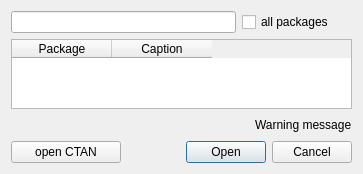
Before: the Qt Designer form src/texdocdialog.ui in texstudio-org/texstudio, drawn with Qt 5.
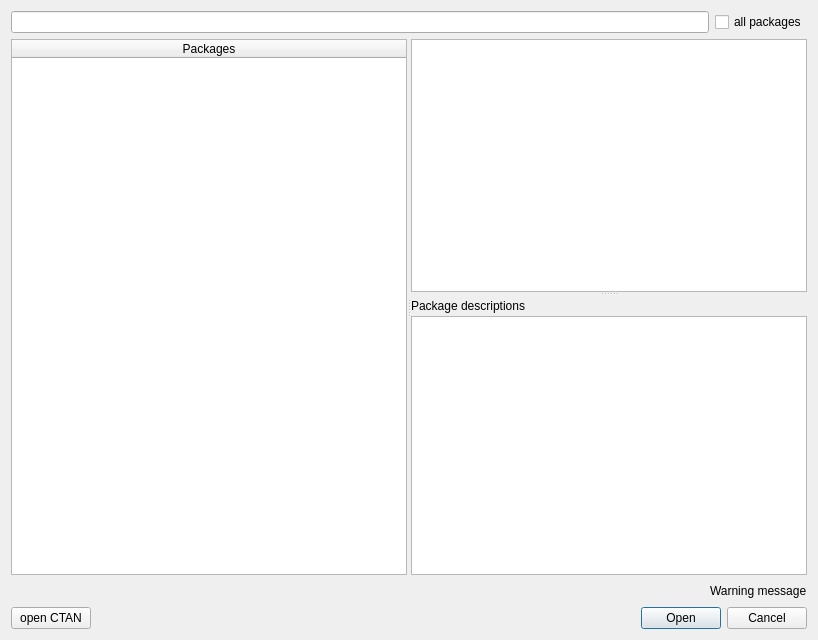
After: the same form once the commit is applied. Icons and pictures are not drawn.

Commit message:
Package Help dialog updated (#3478)
* Add files via upload

* Add files via upload

* Add files via upload

* Add files via upload

* Add files via upload

* Rename PackageDatabase.json to packageDatabase.json

* Add files via upload

* Update latexrepository.cpp

* Add files via upload

What changed in the file:
```diff
--- a/src/texdocdialog.ui
+++ b/src/texdocdialog.ui
@@ -6,32 +6,72 @@
    <rect>
     <x>0</x>
     <y>0</y>
-    <width>363</width>
-    <height>174</height>
+    <width>818</width>
+    <height>640</height>
    </rect>
   </property>
   <property name="windowTitle">
    <string>Packages Help (Texdoc)</string>
   </property>
   <layout class="QGridLayout" name="gridLayout">
-   <item row="1" column="0" colspan="3">
+   <item row="1" column="0" colspan="2">
+    <widget class="QSplitter" name="splitter_2">
+     <property name="orientation">
+      <enum>Qt::Horizontal</enum>
+     </property>
     <widget class="QTableWidget" name="tbPackages">
-     <property name="columnCount">
-      <number>2</number>
-     </property>
+      <attribute name="horizontalHeaderStretchLastSection">
+       <bool>true</bool>
+      </attribute>
      <column>
       <property name="text">
-       <string>Package</string>
-      </property>
-     </column>
-     <column>
+        <string>Packages</string>
+       </property>
+      </column>
+     </widget>
+     <widget class="QSplitter" name="splitter">
+      <property name="orientation">
+       <enum>Qt::Vertical</enum>
+      </property>
+      <widget class="QTextBrowser" name="packageInfoBrowser"/>
+      <widget class="QWidget" name="layoutWidget">
+       <layout class="QVBoxLayout" name="verticalLayout">
+        <property name="spacing">
+         <number>0</number>
+        </property>
+        <item>
+         <layout class="QHBoxLayout" name="languagesLayout">
+          <item>
+           <widget class="QLabel" name="label">
       <property name="text">
-       <string>Caption</string>
-      </property>
-     </column>
-    </widget>
-   </item>
-   <item row="2" column="1" colspan="2">
+             <string>Package descriptions</string>
+            </property>
+           </widget>
+          </item>
+          <item>
+           <spacer name="horizontalSpacer">
+            <property name="orientation">
+             <enum>Qt::Horizontal</enum>
+            </property>
+            <property name="sizeHint" stdset="0">
+             <size>
+              <width>40</width>
+              <height>20</height>
+             </size>
+            </property>
+           </spacer>
+          </item>
+         </layout>
+        </item>
+        <item>
+         <widget class="QTextBrowser" name="packageDescriptions"/>
+        </item>
+       </layout>
+      </widget>
+     </widget>
+    </widget>
+   </item>
+   <item row="2" column="0" colspan="2">
     <layout class="QHBoxLayout" name="hboxWarning">
      <item>
       <spacer name="horizontalSpacerHboxWarning">
@@ -99,7 +139,7 @@
      </property>
     </widget>
    </item>
-   <item row="3" column="1" colspan="2">
+   <item row="3" column="1">
     <widget class="QDialogButtonBox" name="buttonBox">
      <property name="orientation">
       <enum>Qt::Horizontal</enum>
@@ -110,18 +150,22 @@
     </widget>
    </item>
    <item row="0" column="0" colspan="2">
+    <layout class="QHBoxLayout" name="hboxFilter">
+     <item>
     <widget class="QLineEdit" name="lineEditSearch">
      <property name="toolTip">
       <string>Enter a term to search for in both columns.</string>
      </property>
     </widget>
    </item>
-   <item row="0" column="2">
+     <item>
     <widget class="QCheckBox" name="cbShowAllPackages">
      <property name="text">
       <string>all packages</string>
      </property>
     </widget>
+     </item>
+    </layout>
    </item>
   </layout>
  </widget>
```
Lines whose indentation alone changed are shown as unchanged. The commit also changes 6 other files.
